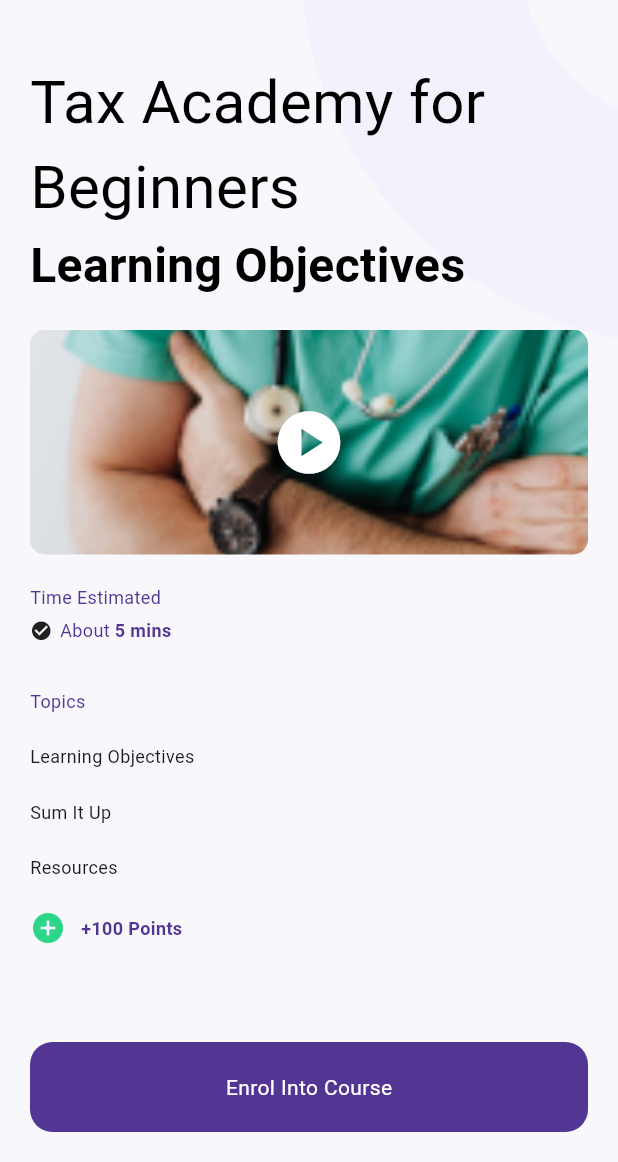
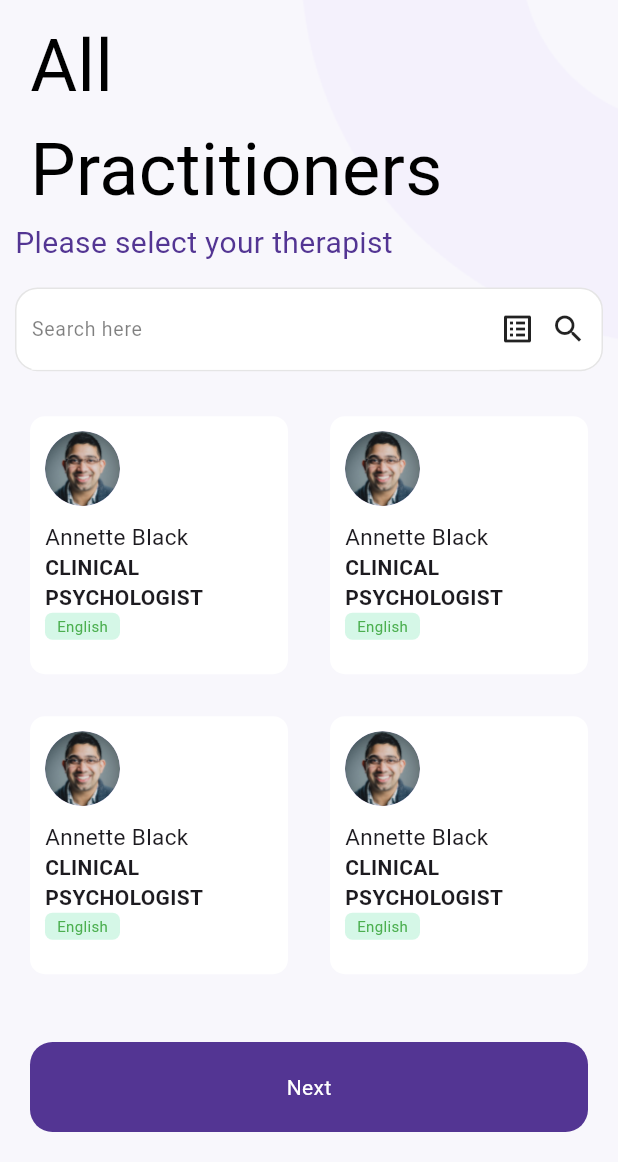
Before and after one commit to woedy/happi_workers_client, a Flutter app: the screen it shows after launch, on a phone screen of 412 x 824 dp, the part 74-1236 px from its top. Run offline on Flutter 3.47's test engine with Material 3 defaults, Android fonts, the phone set to English and light mode, and no system bars; our stand-ins replace pin_code_text_field, shared_preferences; Roboto replaces fonts that are missing (Montserrat); project files that could hold a hidden picture were left out.

```diff
--- /dev/null
+++ b/lib/WellBeing/well_being_practitioners.dart
@@ -0,0 +1,249 @@
+import 'package:flutter/material.dart';
+import 'package:flutter/services.dart';
+import 'package:happi_workers_client/constants.dart';
+
+
+class WellBeingPractitioners extends StatefulWidget {
+  const WellBeingPractitioners({super.key});
+
+  @override
+  State<WellBeingPractitioners> createState() => _WellBeingPractitionersState();
+}
+
+class _WellBeingPractitionersState extends State<WellBeingPractitioners> {
+  final _formKey = GlobalKey<FormState>();
+
+  String? appointmentType;
+
+  @override
+  Widget build(BuildContext context) {
+    return Scaffold(
+      body: SafeArea(
+        bottom: false,
+        child: Stack(
+          children: [
+            Container(
+              height: MediaQuery.of(context).size.height,
+              width: MediaQuery.of(context).size.width,
+              child: Stack(
+                children: [
+
+                  Positioned(
+                      top: 0,
+                      right: 0,
+                      child: Image(
+                          height: 280,
+                          image: AssetImage("assets/images/conner.png"))),
+
+                ],
+              ),
+            ),
+            Column(
+              crossAxisAlignment: CrossAxisAlignment.stretch,
+              children: [
+                // Your header section with back button
+                Container(
+                  padding: EdgeInsets.symmetric(horizontal: 20),
+                  child: Column(
+                    crossAxisAlignment: CrossAxisAlignment.start,
+                    children: [
+                      SizedBox(height: 10),
+                      InkWell(
+                        onTap: () {
+                          Navigator.of(context).pop();
+                        },
+                        child: Row(
+                          mainAxisAlignment: MainAxisAlignment.start,
+                          children: [
+                            Image(
+                              image: AssetImage("assets/images/Back_b.png"),
+                            ),
+                            SizedBox(width: 10),
+                            Text(
+                              "Back",
+                              style: TextStyle(fontSize: 20),
+                            ),
+                          ],
+                        ),
+                      ),
+                      SizedBox(height: 10),
+                    ],
+                  ),
+                ),
+
+
+                // Heading "Your Courses"
+                Padding(
+                  padding: EdgeInsets.symmetric(horizontal: 20),
+                  child: Text(
+                    "All\nPractitioners",
+                    style: TextStyle(
+                      fontSize: 48,
+                      fontWeight: FontWeight.w400,
+                      color: Colors.black,
+                    ),
+                  ),
+                ),
+
+
+                Container(
+                    padding: EdgeInsets.symmetric(horizontal: 10),
+
+                    child: Text("Please select your therapist", style: TextStyle(color: happiPrimary, fontSize: 20),)),
+                SizedBox(height: 15),
+                Container(
+                  padding: EdgeInsets.symmetric(horizontal: 10),
+                  margin: EdgeInsets.symmetric(horizontal: 10),
+                  decoration: BoxDecoration(
+                      color: Colors.white,
+                      borderRadius: BorderRadius.circular(15),
+                      border:
+                      Border.all(color: Colors.black.withOpacity(0.1))),
+                  child: Row(
+                    children: [
+                      Expanded(
+                        child: TextFormField(
+                          style: TextStyle(color: Colors.black),
+                          decoration: InputDecoration(
+                            //hintText: 'Enter Username/Email',
+
+                            hintStyle: TextStyle(
+                                color: Colors.black.withOpacity(0.7),
+                                fontWeight: FontWeight.normal),
+                            labelText: "Search here",
+
+                            labelStyle: TextStyle(fontSize: 13,
+                                color: Colors.black.withOpacity(0.5)),
+                            enabledBorder: UnderlineInputBorder(
+                                borderSide: BorderSide(color: Colors.white)),
+                            focusedBorder: UnderlineInputBorder(
+                                borderSide: BorderSide(color: Colors.white)),
+                            border: InputBorder.none,
+                          ),
+                          inputFormatters: [
+                            LengthLimitingTextInputFormatter(225),
+                            PasteTextInputFormatter(),
+                          ],
+
+                          textInputAction: TextInputAction.next,
+                          autofocus: false,
+                          onSaved: (value) {
+                            setState(() {
+                              //email = value;
+                            });
+                          },
+                        ),
+                      ),
+                      Row(
+                        children: [
+                          Icon(Icons.list_alt_outlined),
+                          SizedBox(
+                            width: 10 ,
+                          ),
+                          Icon(Icons.search),
+
+                        ],
+                      )
+                    ],
+                  ),
+                ),
+                SizedBox(
+                  height: 20,
+                ),
+
+
+
+                Expanded(
+                  child: Container(
+                    padding: EdgeInsets.symmetric(horizontal: 10),
+
+                    child: GridView.builder(
+                      itemCount: 20, // Number of items in the grid
+                      gridDelegate: SliverGridDelegateWithFixedCrossAxisCount(
+                        crossAxisCount: 2, // Number of columns
+                        crossAxisSpacing: 8.0, // Spacing between columns
+                        mainAxisSpacing: 8.0, // Spacing between rows
+                      ),
+                      itemBuilder: (BuildContext context, int index) {
+                        // Replace this container with your custom widget for each grid item
+                        return Container(
+
+                          padding: EdgeInsets.all(10),
+                          margin: EdgeInsets.all(10),
+                          decoration: BoxDecoration(
+                              borderRadius: BorderRadius.circular(10),
+                              color: Colors.white
+
+                          ),
+
+                          child: Column(
+                            crossAxisAlignment: CrossAxisAlignment.start,
+                            //mainAxisAlignment: MainAxisAlignment.spaceBetween,
+                            children: [
+                              Row(
+                                crossAxisAlignment: CrossAxisAlignment.start,
+                                children: [
+                                  CircleAvatar(
+                                    radius: 25,
+                                    backgroundImage: AssetImage("assets/images/user3.png"),
+                                  ),
+
+                                ],
+                              ),
+
+                              SizedBox(
+                                height: 10,
+                              ),
+                              Column(
+                                crossAxisAlignment: CrossAxisAlignment.start,
+                                children: [
+                                  Text("Annette Black",  style: TextStyle(fontSize: 15)),
+                                  Text("CLINICAL PSYCHOLOGIST",  style: TextStyle(fontSize: 14, fontWeight: FontWeight.bold, )),
+                                  Container(
+                                      padding: EdgeInsets.all(2),
+                                      width: 50,
+                                      decoration: BoxDecoration(
+                                          color: happiGreen.withOpacity(0.2),
+                                          borderRadius: BorderRadius.circular(5)
+                                      ),
+                                      child: Center(child: Text("English",  style: TextStyle(fontSize: 10, color: Colors.green)))),
+                                ],
+                              ),
+
+
+                            ],
+                          ),
+                        );
+                      },
+                    ),
+                  ),
+                ),
+
+                InkWell(
+                  onTap: () {
+                    /*     Navigator.of(context).push(MaterialPageRoute(
+                        builder: (BuildContext context) =>
+                            SignUpPassword()));*/
+                  },
+                  child: Container(
+                    padding: EdgeInsets.all(20),
+                    margin: EdgeInsets.all(20),
+                    decoration: BoxDecoration(
+                        color: happiPrimary,
+                        borderRadius: BorderRadius.circular(15)),
+                    child: Center(
+                      child: Text(
+                        "Next",
+                        style: TextStyle(color: Colors.white),
+                      ),
+                    ),
+                  ),
+                ),
+              ],
+            ),
+          ],
+        ),
+      ),
+    );
+  }
+}
--- a/lib/main.dart
+++ b/lib/main.dart
@@ -27,6 +27,8 @@ import 'package:happi_workers_client/Sessions/sessions_book.dart';
 import 'package:happi_workers_client/Sessions/sessions_screen_detail.dart';
 import 'package:happi_workers_client/Settings/settings_screen.dart';
 import 'package:happi_workers_client/Welcome/welcome_page1.dart';
+import 'package:happi_workers_client/WellBeing/well_being_kit.dart';
+import 'package:happi_workers_client/WellBeing/well_being_practitioners.dart';
 import 'package:happi_workers_client/constants.dart';
 
 
@@ -83,7 +85,7 @@ class _MyHomePageState extends State<MyHomePage> {
         builder: (BuildContext context, AsyncSnapshot snapshot) {
 
           //return api_key == null ? SplashScreen() : HomeScreen();
-          return LMSCourseDetail2();
+          return WellBeingPractitioners();
 
         });
   }
```
Also changed, not shown: lib/WellBeing/well_being_kit.dart (added, +358 -0 lines).
